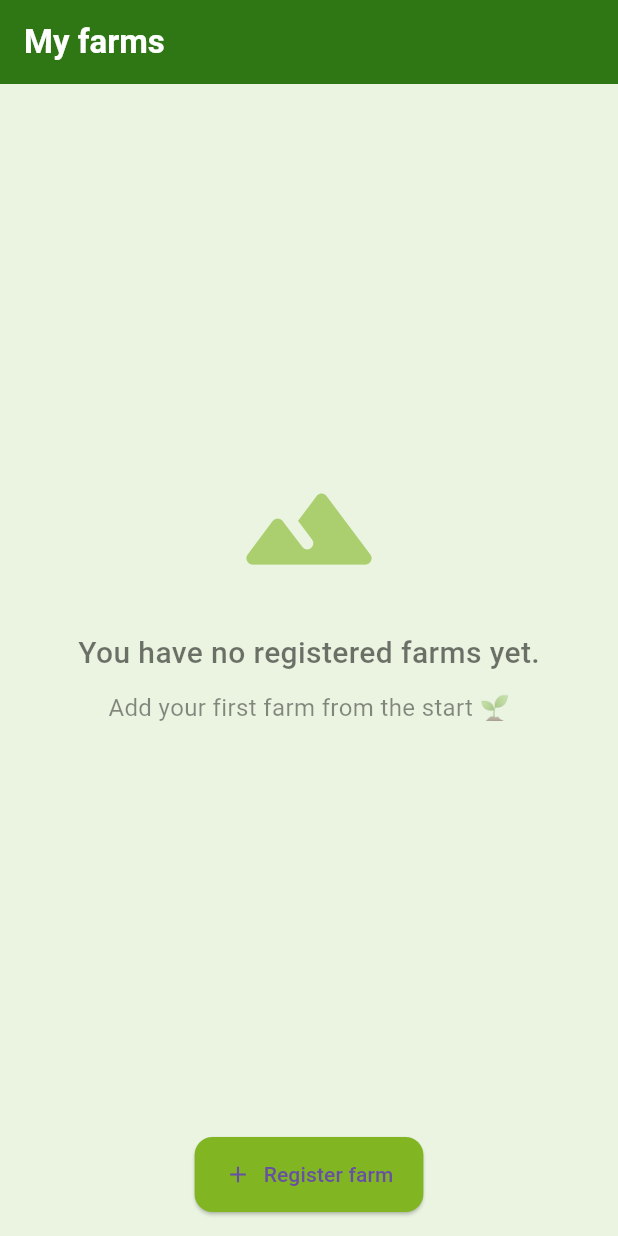
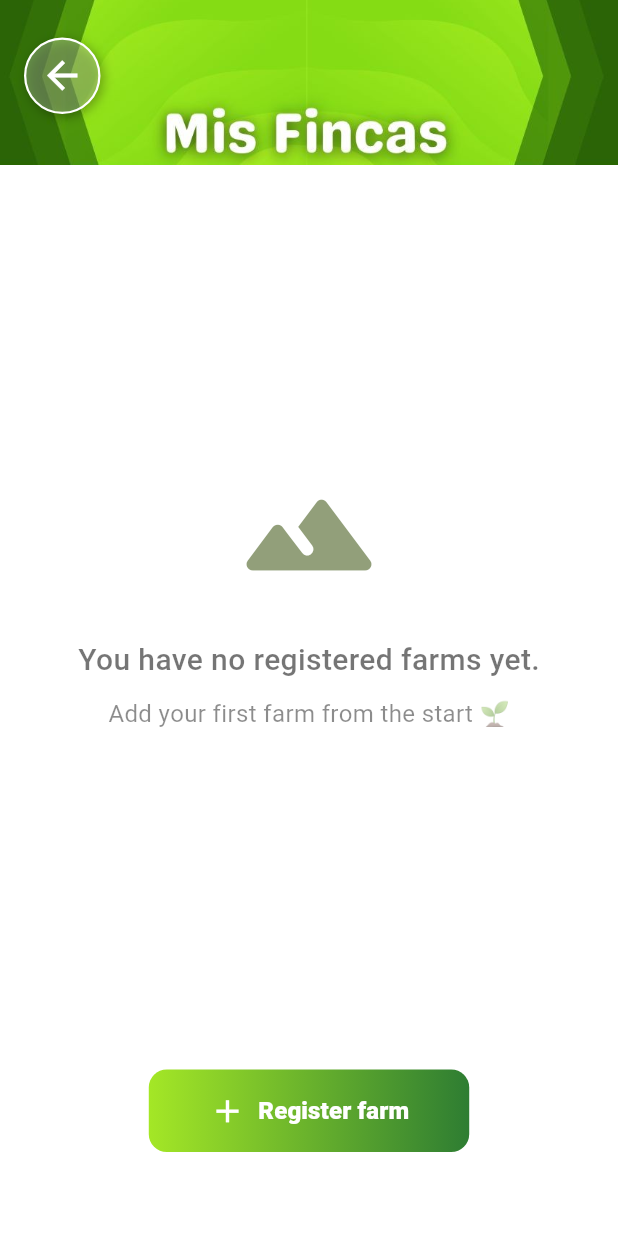
Before and after one commit to leonelburgos1/Finkia_aplication, a Flutter app: the FincasPage screen opened directly, on a phone screen of 412 x 824 dp. Run offline on Flutter 3.47's test engine with Material 3 defaults, Android fonts, the phone set to English and light mode, and no system bars; our stand-ins replace cloud_firestore, csc_picker_plus, firebase_auth, firebase_core, fl_chart, video_player; accounts and stored records are empty.

Commit message:
actual despues del splah

```diff
--- a/Finkia_aplication/lib/l10n/app_es.arb
+++ b/Finkia_aplication/lib/l10n/app_es.arb
@@ -14,7 +14,7 @@
   "administrador": "Administrador",
   "noEspecificado": "No especificado",
   "cerrado": "Cerrado",
-  "registrarFinca": "Registrar finca",
+  "registrarFinca": "Registrar Finca",
   "ingreseNombre": "Ingrese el nombre",
   "areaFinca": "Área de la finca (ha)",
   "ingreseAreaFinca": "Ingrese el área",
--- a/Finkia_aplication/lib/l10n/app_localizations_es.dart
+++ b/Finkia_aplication/lib/l10n/app_localizations_es.dart
@@ -51,7 +51,7 @@ class AppLocalizationsEs extends AppLocalizations {
   String get cerrado => 'Cerrado';
 
   @override
-  String get registrarFinca => 'Registrar finca';
+  String get registrarFinca => 'Registrar Finca';
 
   @override
   String get ingreseNombre => 'Ingrese el nombre';
--- a/Finkia_aplication/lib/screens/fincas.dart
+++ b/Finkia_aplication/lib/screens/fincas.dart
@@ -10,6 +10,7 @@ class FincasPage extends StatefulWidget {
 
   @override
   State<FincasPage> createState() => _FincasPageState();
+
 }
 
 class _FincasPageState extends State<FincasPage> {
@@ -32,20 +33,57 @@ class _FincasPageState extends State<FincasPage> {
     Widget build(BuildContext context) {
       return Scaffold(
         backgroundColor: AppColors.backgroundColor,
-      appBar: AppBar(
-        backgroundColor: AppColors.appBarColor,
-        title: Text(
-          context.local.misFincas,
-          style: const TextStyle(
-            color: Colors.white,
-            fontWeight: FontWeight.bold,
+        body: Stack(
+          children: [
+            // -------------------------------
+            //    HEADER CON IMAGEN (NUEVO)
+            // -------------------------------
+            Positioned(
+              top: -10,
+              left: 0,
+              right: 0,
+              child: Image.asset(
+                'assets/images/misFincas.jpg',   // <-- CAMBIA LA IMAGEN SI QUIERES
+                height: 120,
+                fit: BoxFit.cover,
               ),
             ),
-        iconTheme: const IconThemeData(color: Colors.white),
-        elevation: 2,
+
+            // -------------------------------
+            //       BOTÓN ATRÁS (NUEVO)
+            // -------------------------------
+            Positioned(
+              top: 25,
+              left: 16,
+              child: Container(
+                decoration: BoxDecoration(
+                  shape: BoxShape.circle,
+                  color: Colors.white.withOpacity(0.25),
+                  border: Border.all(color: Colors.white, width: 1.5),
+                  boxShadow: [
+                    BoxShadow(
+                      color: Colors.black.withOpacity(0.3),
+                      blurRadius: 6,
+                      offset: Offset(2, 2),
                     ),
-      body: Padding(
-        padding: const EdgeInsets.symmetric(horizontal: 16.0),
+                  ],
+                ),
+                child: IconButton(
+                  icon: const Icon(
+                    Icons.arrow_back,
+                    color: Colors.white,
+                    size: 30,
+                  ),
+                  onPressed: () => Navigator.pop(context),
+                ),
+              ),
+            ),
+
+            // -----------------------------------------
+            //   CONTENIDO REAL DE LA PÁGINA (LISTA)
+            // -----------------------------------------
+            Padding(
+              padding: const EdgeInsets.only(top: 110, left: 16, right: 16),
               child: Column(
                 children: [
                   Expanded(
@@ -82,49 +120,67 @@ class _FincasPageState extends State<FincasPage> {
                                     Text(
                                       data['nombre'] ?? context.local.sinNombre,
                                       style: const TextStyle(
-                                  fontWeight: FontWeight.bold,
-                                  fontSize: 18,
-                                  color: Colors.black87,
+                                        fontWeight: FontWeight.w900,
+                                        fontSize: 25,
+                                        color: Color(0xFF2E7D32),
                                       ),
                                     ),
                                     const SizedBox(height: 8),
-                              Text(
-                                "🌎 ${context.local.pais}: ${data['pais'] ?? context.local.noEspecificado}\n"
-                                "🏞️ ${context.local.departamento}: ${data['departamento'] ?? context.local.noEspecificado}\n"
-                                "🌍 ${context.local.ciudad}: ${data['ciudad'] ?? context.local.desconocida}\n"
-                                "🌾 ${context.local.actividad}: ${data['actividad'] ?? context.local.noEspecificado}\n"
-                                "📐 ${context.local.area}: ${data['area'] ?? context.local.noEspecificado} ha\n"
-                                "📞 ${context.local.contacto}: ${data['contacto'] ?? context.local.noEspecificado}\n",
-                                style: const TextStyle(
-                                  fontSize: 15,
-                                  color: Colors.black54,
-                                  height: 1.4,
+                                    Column(
+                                        crossAxisAlignment: CrossAxisAlignment.start,
+                                        children: [
+                                          _infoItem(Icons.public, "${context.local.pais}: ${data['pais'] ?? context.local.noEspecificado}"),
+                                          _infoItem(Icons.map, "${context.local.departamento}: ${data['departamento'] ?? context.local.noEspecificado}"),
+                                          _infoItem(Icons.location_city, "${context.local.ciudad}: ${data['ciudad'] ?? context.local.desconocida}"),
+                                          _infoItem(Icons.agriculture, "${context.local.actividad}: ${data['actividad'] ?? context.local.noEspecificado}"),
+                                          _infoItem(Icons.straighten, "${context.local.area}: ${data['area'] ?? context.local.noEspecificado} ha"),
+                                          _infoItem(Icons.phone, "${context.local.contacto}: ${data['contacto'] ?? context.local.noEspecificado}"),
+                                        ],
                                       ),
-                              ),
-                              const SizedBox(height: 12),
+                                    const SizedBox(height: 8),
                                     Align(
                                       alignment: Alignment.centerRight,
+                                      child: Container(
+                                        decoration: BoxDecoration(
+                                          gradient: const LinearGradient(
+                                            colors: [
+                                              Color.fromARGB(255, 164, 231, 38),
+                                              Color(0xFF2E7D32),
+                                            ],
+                                          ),
+                                          borderRadius: BorderRadius.circular(12),
+                                        ),
                                         child: ElevatedButton(
                                           style: ElevatedButton.styleFrom(
-                                    backgroundColor: AppColors.primaryColor,
+                                            backgroundColor: Colors.transparent,
+                                            shadowColor: Colors.transparent,
+                                            padding: const EdgeInsets.symmetric(horizontal: 25, vertical: 12),
                                             shape: RoundedRectangleBorder(
                                               borderRadius: BorderRadius.circular(12),
                                             ),
                                           ),
-                                  child: Text(context.local.ingresar),
                                           onPressed: () {
                                             Navigator.pushReplacement(
                                               context,
                                               MaterialPageRoute(
                                                 builder: (_) => ResponsiveNavBarPage(
-                                          fincaId:
-                                              fincas[index].id, // aquí va el id
+                                                  fincaId: fincas[index].id,
                                                 ),
                                               ),
                                             );
                                           },
+                                          child: Text(
+                                            context.local.ingresar,
+                                            style: const TextStyle(
+                                              fontSize: 16,
+                                              color: Colors.white,
+                                              fontWeight: FontWeight.w900,
                                             ),
                                           ),
+                                        ),
+                                      ),
+                                    ),
+
                                   ],
                                 ),
                               ),
@@ -136,18 +192,35 @@ class _FincasPageState extends State<FincasPage> {
                   ),
 
                   const SizedBox(height: 30),
-
                   Align(
                     alignment: Alignment.center,
                     child: Padding(
                       padding: const EdgeInsets.only(bottom: 16.0),
+                      child: Container(
+                        decoration: BoxDecoration(
+                          gradient: const LinearGradient(
+                            colors: [
+                              Color.fromARGB(255, 164, 231, 38),
+                              Color(0xFF2E7D32),
+                            ],
+                          ),
+                          borderRadius: BorderRadius.circular(12),
+                        ),
                         child: ElevatedButton.icon(
-                  icon: const Icon(Icons.add),
-                  label: Text(context.local.registrarFinca),
+                          icon: const Icon(Icons.add, color: Colors.white, size: 25),
+                          label: Text(
+                            context.local.registrarFinca,
+                            style: const TextStyle(
+                              color: Colors.white,
+                              fontWeight: FontWeight.w900,
+                              fontSize: 16,
+                            ),
+                          ),
                           style: ElevatedButton.styleFrom(
-                    backgroundColor: AppColors.primaryColor,
+                            backgroundColor: Colors.transparent,
+                            shadowColor: Colors.transparent,
                             padding: const EdgeInsets.symmetric(
-                      horizontal: 20,
+                              horizontal: 40,
                               vertical: 15,
                             ),
                             shape: RoundedRectangleBorder(
@@ -163,11 +236,17 @@ class _FincasPageState extends State<FincasPage> {
                         ),
                       ),
                     ),
+                  ),
+
+                  const SizedBox(height: 40),
                 ],
               ),
             ),
+          ],
+        ),
       );
     }
+
 
   Widget _buildEmptyState() {
     return Center(
@@ -197,11 +276,36 @@ class _FincasPageState extends State<FincasPage> {
       ),
     );
   }
+    Widget _infoItem(IconData icon, String text) {
+    return Padding(
+      padding: const EdgeInsets.symmetric(vertical: 3.5),
+      child: Row(
+        children: [
+          Icon(
+            icon,
+            size: 20,
+            color: const Color.fromARGB(196, 46, 125, 50),  // íconos minimalistas
+          ),
+          const SizedBox(width: 8),
+          Expanded(
+            child: Text(
+              text,
+              style: const TextStyle(
+                fontSize: 15,
+                color: Color.fromARGB(255, 0, 0, 0),
+                fontWeight: FontWeight.w600,
+              ),
+            ),
+          ),
+        ],
+      ),
+    );
+  }
+
 }
 
 class AppColors {
-  static const Color backgroundColor = Color(0xFFEAF4E1);
-  static const Color appBarColor = Color(0xFF2B7A0B);
-  static const Color primaryColor = Color(0xFF81B622);
-  static const Color cardColor = Color(0xFFD9F8C4);
+  static const Color backgroundColor = Color.fromARGB(255, 255, 255, 255);
+  static const Color primaryColor = Color.fromARGB(255, 73, 95, 33);
+  static const Color cardColor = Color.fromARGB(255, 255, 255, 255);
 }
```
Also changed, not shown: Finkia_aplication/assets/images/misFincas.jpg (added). Lines whose indentation alone changed are shown as unchanged.
